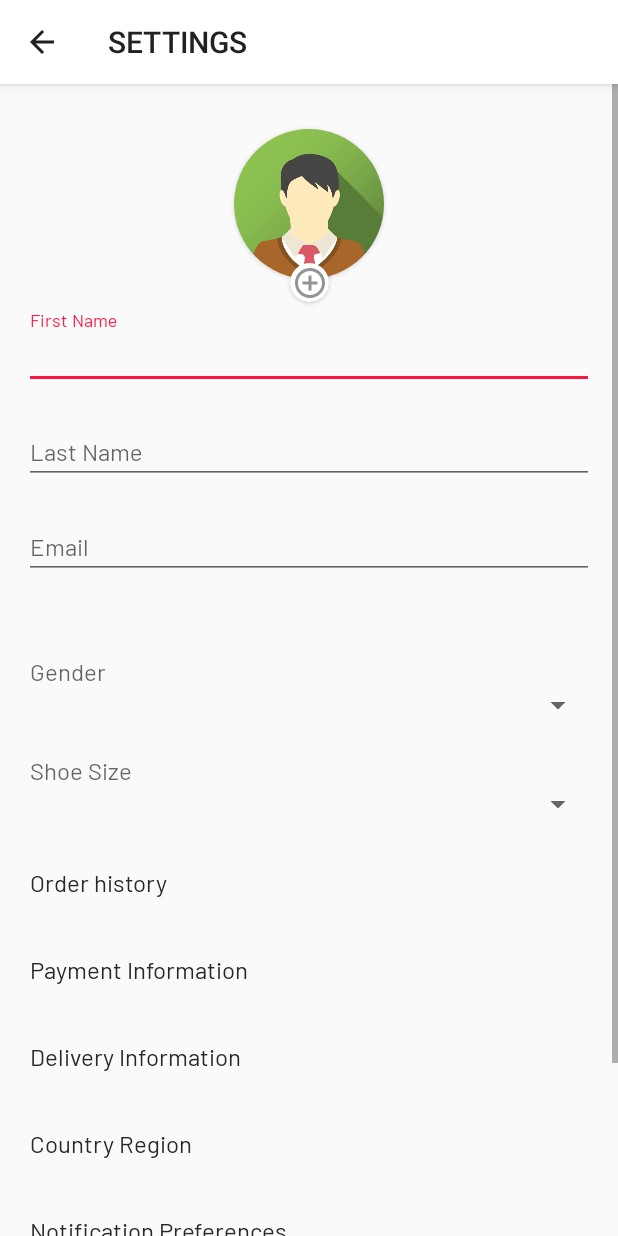
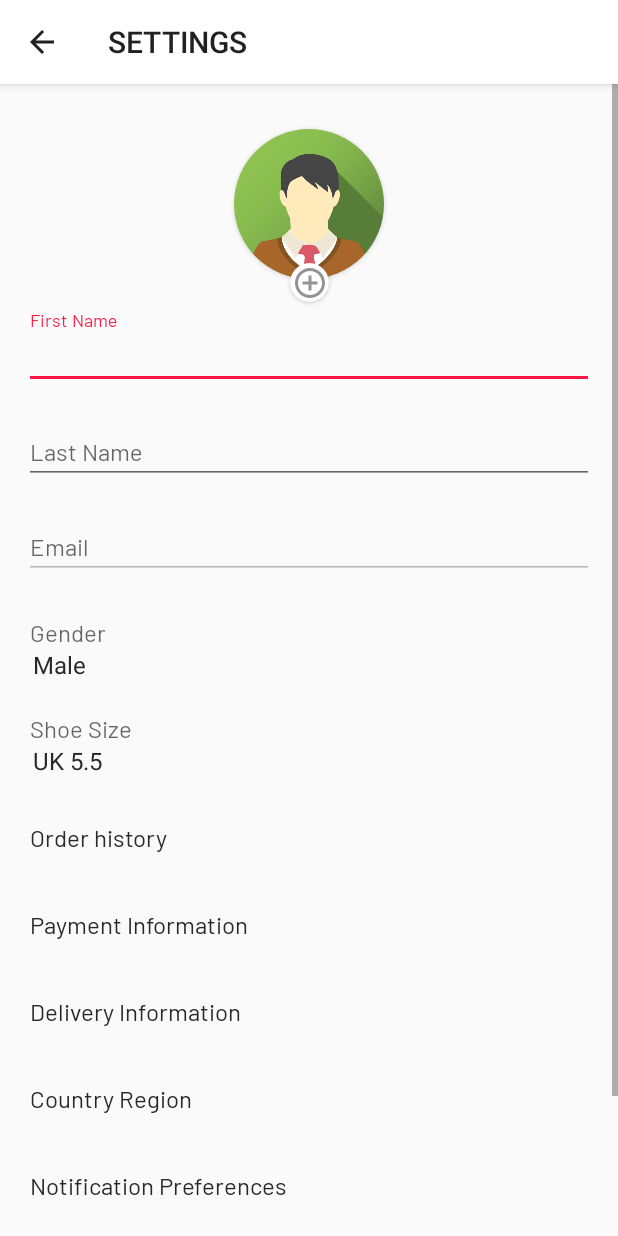
Before and after one commit to dasixtytwo/RflSneekRs, an Android app: the SettingsActivity screen opened directly, with no data from a screen before it, on a phone screen of 412 x 824 dp. Run offline under Robolectric (Android 15) with nearby library versions, the phone set to English and light mode, and no system bars; our stand-ins replace Firebase (no records; nobody signed in at launch, a user with empty details on screens opened directly), Picasso; pictures from the network do not load.

Commit message:
Update session and setting activity

```diff
--- a/app/src/main/java/com/da/rflsneekrs/activities/SettingsActivity.java
+++ b/app/src/main/java/com/da/rflsneekrs/activities/SettingsActivity.java
@@ -15,6 +15,9 @@ import android.provider.MediaStore;
 import android.util.Log;
 import android.view.MenuItem;
 import android.view.View;
+import android.widget.AdapterView;
+import android.widget.AdapterView.OnItemSelectedListener;
+import android.widget.ArrayAdapter;
 import android.widget.Button;
 import android.widget.EditText;
 import android.widget.ImageButton;
@@ -38,6 +41,7 @@ import com.google.firebase.storage.UploadTask;
 import com.squareup.picasso.Picasso;
 
 import java.io.ByteArrayOutputStream;
+import java.util.HashMap;
 import java.util.Objects;
 
 @SuppressWarnings("FieldCanBeLocal")
@@ -45,7 +49,7 @@ public class SettingsActivity extends AppCompatActivity {
   private static final String TAG = "SettingsActivity";
 
   private Button orderHistoryBtn, paymentBtn, deliveryBtn, countryRegionBtn, notificationPrefBtn, helpBtn,  logout;
-  private EditText firstNameTv, lastNameTv, emailTv;
+  private EditText firstNameEt, lastNameEt, emailEt;
   private Spinner genderSp, shoeSp;
   private ImageView imageProfile;
   private ImageButton uploadImg;
@@ -67,7 +71,7 @@ public class SettingsActivity extends AppCompatActivity {
     userSession = new SessionManager(SettingsActivity.this);
   // Initialize components for this activity
     initialize();
-    // open camera when button upload image is clicked
+    // open camera when button upload image is clicked and capture the picture
     uploadImg.setOnClickListener(new View.OnClickListener() {
       @Override
       public void onClick(View v) {
@@ -78,6 +82,7 @@ public class SettingsActivity extends AppCompatActivity {
         }
       }
     });
+    // get the user picture if exist on firebase, otherwise load a default picture
     assert firebaseUser != null;
     if (firebaseUser.getPhotoUrl() != null) {
     Picasso.get()
@@ -88,19 +93,62 @@ public class SettingsActivity extends AppCompatActivity {
       String imgUri = "http://davideagosti.co.uk/wp-content/uploads/2020/06/avatar.png";
       Picasso.get().load(imgUri).error(R.drawable.avatar).into(imageProfile);
     }
-    // Check if the user is logged In, if not redirect the main view activity
-    if(auth.getCurrentUser() == null){
-      Intent intent = new Intent(SettingsActivity.this, MainUnlogActivity.class);
-      startActivity(intent);
-    } else {
+
+    // Handle the gender when selected
+    genderSp.setOnItemSelectedListener(new OnItemSelectedListener() {
+      @Override
+      public void onItemSelected(AdapterView<?> parent, View view, int position, long id) {
+        userSession.setGender(position);
+      }
+
+      @Override
+      public void onNothingSelected(AdapterView<?> parent) { }
+    });
+    // Handle the shoes size when selected
+    shoeSp.setOnItemSelectedListener(new OnItemSelectedListener() {
+      @Override
+      public void onItemSelected(AdapterView<?> parent, View view, int position, long id) {
+        userSession.setShoesSize(position);
+      }
+
+      @Override
+      public void onNothingSelected(AdapterView<?> parent) { }
+    });
+
+    // Map user details on the session
+    HashMap<String, String> userDetails = userSession.getUserDetails();
+    // Fill editor text with user data
+    firstNameEt.setText(userDetails.get(SessionManager.KEY_FIRST_NAME));
+    lastNameEt.setText(userDetails.get(SessionManager.KEY_LAST_NAME));
+    emailEt.setText(userDetails.get(SessionManager.KEY_EMAIL));
+    // disable email text input, for not change
+    emailEt.setEnabled(false);
+    // Create an ArrayAdapter using the string array and a default spinner layout to fill gender spinner
+    ArrayAdapter<CharSequence> genderAdapter = ArrayAdapter.createFromResource(this,
+        R.array.gender_spinner, android.R.layout.simple_spinner_item);
+    // Specify the layout to use when the list of choices appears
+    genderAdapter.setDropDownViewResource(android.R.layout.simple_spinner_dropdown_item);
+    // Apply the adapter to the spinner
+    genderSp.setAdapter(genderAdapter);
+    genderSp.setSelection(userSession.getGender());
+    // Create an ArrayAdapter using the string array and a default spinner layout to fill gender spinner
+    ArrayAdapter<CharSequence> shoesAdapter = ArrayAdapter.createFromResource(this,
+        R.array.shoes_spinner, android.R.layout.simple_spinner_item);
+    // Specify the layout to use when the list of choices appears
+    shoesAdapter.setDropDownViewResource(android.R.layout.simple_spinner_dropdown_item);
+    // Apply the adapter to the spinner
+    shoeSp.setAdapter(shoesAdapter);
+    shoeSp.setSelection(userSession.getShoesSize());
+    // Initialize logout button
     logout = findViewById(R.id.logout_btn);
+    // Handle logout button, the user logout when click the logout button
     logout.setOnClickListener(new View.OnClickListener() {
       @Override
       public void onClick(View v) {
         logout(v);
       }
     });
-    }
+    //}
 
     // Check if the action bar is displayed if so, set the back arrow and the title.
     if (getSupportActionBar() != null) {
@@ -189,9 +237,9 @@ public class SettingsActivity extends AppCompatActivity {
 
   // Initialize all components
   private void initialize() {
-    firstNameTv = findViewById(R.id.firstname_edt_text);
-    lastNameTv = findViewById(R.id.lastname_edt_text);
-    emailTv = findViewById(R.id.email_edt_text);
+    firstNameEt = findViewById(R.id.firstname_edt_text);
+    lastNameEt = findViewById(R.id.lastname_edt_text);
+    emailEt = findViewById(R.id.email_edt_text);
     genderSp = findViewById(R.id.gender_spinner);
     shoeSp = findViewById(R.id.shoe_size_spinner);
     orderHistoryBtn = findViewById(R.id.order_history_btn);
--- a/app/src/main/java/com/da/rflsneekrs/authentication/SessionManager.java
+++ b/app/src/main/java/com/da/rflsneekrs/authentication/SessionManager.java
@@ -13,14 +13,22 @@ public class SessionManager {
   SharedPreferences sharedPreferences;
   SharedPreferences.Editor editor;
 
+  // declare name of session
   public static final String SESSION_KEY = "UserSession";
+  // declare login session name variable
   public static final String KEY_LOGIN = "IdLogin";
+  // declare variable for setting
   public static final String KEY_FIRST_NAME = "FirstName";
   public static final String KEY_LAST_NAME = "LastName";
   public static final String KEY_EMAIL = "Email";
   public static final String KEY_PREFERENCES = "Preferences";
   public static final String KEY_COUNTRY = "Country";
   public static final String KEY_NOTIFICATION = "Notification";
+  public static final String KEY_GENDER = "Gender";
+  public static final String KEY_SHOES_SIZE = "ShoesSize";
+  // declare variable for list/grid preferences
+  public static final String KEY_LIST_GRID = "listGrid";
+
 
   // create a constructor
   @SuppressLint("CommitPrefEdits")
@@ -34,7 +42,6 @@ public class SessionManager {
     editor.putString(KEY_LOGIN, login);
     editor.commit();
   }
-
   // Create get login method
   public String getLogin(){
     return sharedPreferences.getString(KEY_LOGIN, null);
@@ -58,7 +65,6 @@ public class SessionManager {
 
     editor.commit();
   }
-
   // Get user data from user session
   public HashMap<String, String> getUserDetails() {
     HashMap<String, String> userdata = new HashMap<String, String>();
@@ -77,10 +83,39 @@ public class SessionManager {
     editor.putBoolean(KEY_NOTIFICATION, notification);
     editor.commit();
   }
-
-  // Create get Notification method
+  // Get Notification method
   public boolean getNotification(){
     return sharedPreferences.getBoolean(KEY_NOTIFICATION, false);
+  }
+
+  // Set gender
+  public void setGender(int gender){
+    editor.putInt(KEY_GENDER, gender);
+    editor.commit();
+  }
+  // Get Gender session
+  public int getGender() {
+    return sharedPreferences.getInt(KEY_GENDER, 0);
+  }
+
+  // Set preference shoes
+  public void setShoesSize(int size){
+    editor.putInt(KEY_SHOES_SIZE, size);
+    editor.commit();
+  }
+  // Get Shoes preferences
+  public int getShoesSize() {
+    return sharedPreferences.getInt(KEY_SHOES_SIZE, 0);
+  }
+
+  // Set view, list or grid
+  public void setListGrid(int grid){
+    editor.putInt(KEY_LIST_GRID, grid);
+    editor.commit();
+  }
+  // set view list/grid default
+  public int getListGrid() {
+    return sharedPreferences.getInt(KEY_LIST_GRID, 0);
   }
 
   // clear user session
--- a/app/src/main/java/com/da/rflsneekrs/fragments/ProfileFragment.java
+++ b/app/src/main/java/com/da/rflsneekrs/fragments/ProfileFragment.java
@@ -113,15 +113,12 @@ public class ProfileFragment extends Fragment {
 
   @Override
   public boolean onOptionsItemSelected(@NonNull MenuItem item) {
-    switch (item.getItemId())
-    {
-      case R.id.setting_button:
-        Intent intent = new Intent(getActivity(), SettingsActivity.class);
-        startActivity(intent);
-        return true;
-      default:
-        return super.onOptionsItemSelected(item);
+    if (item.getItemId() == R.id.setting_button) {
+      Intent intent = new Intent(getActivity(), SettingsActivity.class);
+      startActivity(intent);
+      return true;
     }
+    return super.onOptionsItemSelected(item);
   }
 
   @Override
@@ -136,8 +133,6 @@ public class ProfileFragment extends Fragment {
     // Inflate the layout for this fragment
     View fragmentView = inflater.inflate(R.layout.fragment_profile, container, false);
     // Check if the user is logged In, if not redirect the main view activity
-    //if(auth.getCurrentUser() == null){
-    //HashMap<String, String> userDetails = userSession.getUserDetails();
     if(userSession.getLogin() == null) {
       Intent intent = new Intent(getActivity(), MainUnlogActivity.class);
       startActivity(intent);
--- a/app/src/main/java/com/da/rflsneekrs/models/User.java
+++ b/app/src/main/java/com/da/rflsneekrs/models/User.java
@@ -7,13 +7,20 @@ public class User {
   // empty constructor
   public User(){}
 
-  public User(String email, String firstName, String lastName, String nationality, String productPreference, Boolean notification){
+  public User(String email, String firstName, String lastName,  String productPreference, String nationality, Boolean notification){
     this.email = email;
     this.firstName = firstName;
     this.lastName = lastName;
+    this.productPreference = productPreference;
     this.nationality = nationality;
-    this.productPreference = productPreference;
     this.notification = notification;
+  }
+
+  public String getEmail() {
+    return email;
+  }
+  public void setEmail(String email) {
+    this.email = email;
   }
 
   public String getFirstName() {
@@ -30,11 +37,11 @@ public class User {
     this.lastName = lastName;
   }
 
-  public String getEmail() {
-    return email;
+  public String getProductPreference() {
+    return productPreference;
   }
-  public void setEmail(String email) {
-    this.email = email;
+  public void setProductPreference(String productPreference) {
+    this.productPreference = productPreference;
   }
 
   public String getNationality() {
@@ -44,13 +51,6 @@ public class User {
     this.nationality = nationality;
   }
 
-  public String getProductPreference() {
-    return productPreference;
-  }
-  public void setProductPreference(String productPreference) {
-    this.productPreference = productPreference;
-  }
-
   public Boolean getNotification() {
     return notification;
   }
--- a/app/src/main/res/layout/activity_settings.xml
+++ b/app/src/main/res/layout/activity_settings.xml
@@ -133,7 +133,7 @@
       android:layout_width="fill_parent"
       android:layout_height="wrap_content"
       android:layout_marginStart="20dp"
-      android:layout_marginTop="50dp"
+      android:layout_marginTop="24dp"
       android:layout_marginEnd="16dp"
       android:fontFamily="@font/barlow_regular"
       android:hint="@string/profile_gender_select"
@@ -147,9 +147,11 @@
       android:id="@+id/gender_spinner"
       android:layout_width="match_parent"
       android:layout_height="wrap_content"
-      android:layout_marginStart="20dp"
+      android:layout_marginStart="14dp"
       android:layout_marginEnd="16dp"
       android:spinnerMode="dialog"
+      style="@style/SpinnerWithNoArrow"
+      android:background="@android:color/transparent"
       app:layout_constraintEnd_toEndOf="parent"
       app:layout_constraintHorizontal_bias="0.0"
       app:layout_constraintStart_toStartOf="parent"
@@ -175,9 +177,11 @@
       android:id="@+id/shoe_size_spinner"
       android:layout_width="match_parent"
       android:layout_height="wrap_content"
-      android:layout_marginStart="20dp"
+      android:layout_marginStart="14dp"
       android:layout_marginEnd="16dp"
       android:spinnerMode="dialog"
+      style="@style/SpinnerWithNoArrow"
+      android:background="@android:color/transparent"
       app:layout_constraintEnd_toEndOf="parent"
       app:layout_constraintHorizontal_bias="0.5"
       app:layout_constraintStart_toStartOf="parent"
--- a/app/src/main/res/values/strings.xml
+++ b/app/src/main/res/values/strings.xml
@@ -59,4 +59,31 @@
   <string name="notification_preferences">Notification Preferences</string>
   <string name="help">Help</string>
   <string name="payment_information">Payment Information</string>
+  <string-array name="gender_spinner">
+    <item>Male</item>
+    <item>Female</item>
+  </string-array>
+  <string-array name="shoes_spinner">
+    <item>UK 5.5</item>
+    <item>UK 6 (EU 39)</item>
+    <item>UK 6 (EU 40)</item>
+    <item>UK 6.5</item>
+    <item>UK 7</item>
+    <item>UK 7.5</item>
+    <item>UK 8</item>
+    <item>UK 8.5</item>
+    <item>UK 9</item>
+    <item>UK 9.5</item>
+    <item>UK 10</item>
+    <item>UK 10.5</item>
+    <item>UK 11</item>
+    <item>UK 11.5</item>
+    <item>UK 12</item>
+    <item>UK 12.5</item>
+    <item>UK 13</item>
+    <item>UK 14</item>
+    <item>UK 15</item>
+    <item>UK 16</item>
+    <item>UK 17</item>
+  </string-array>
 </resources>
--- a/app/src/main/res/values/styles.xml
+++ b/app/src/main/res/values/styles.xml
@@ -41,4 +41,9 @@
     <item name="android:textSize">14sp</item>
     <item name="fontFamily">@font/barlow_regular</item>
   </style>
+
+  <!-- Spinner style -->
+  <style name="SpinnerWithNoArrow" parent="@android:style/Widget.Spinner" >
+    <item name="android:background">@android:drawable/edit_text</item>
+  </style>
 </resources>
```
Lines whose indentation alone changed are shown as unchanged.
